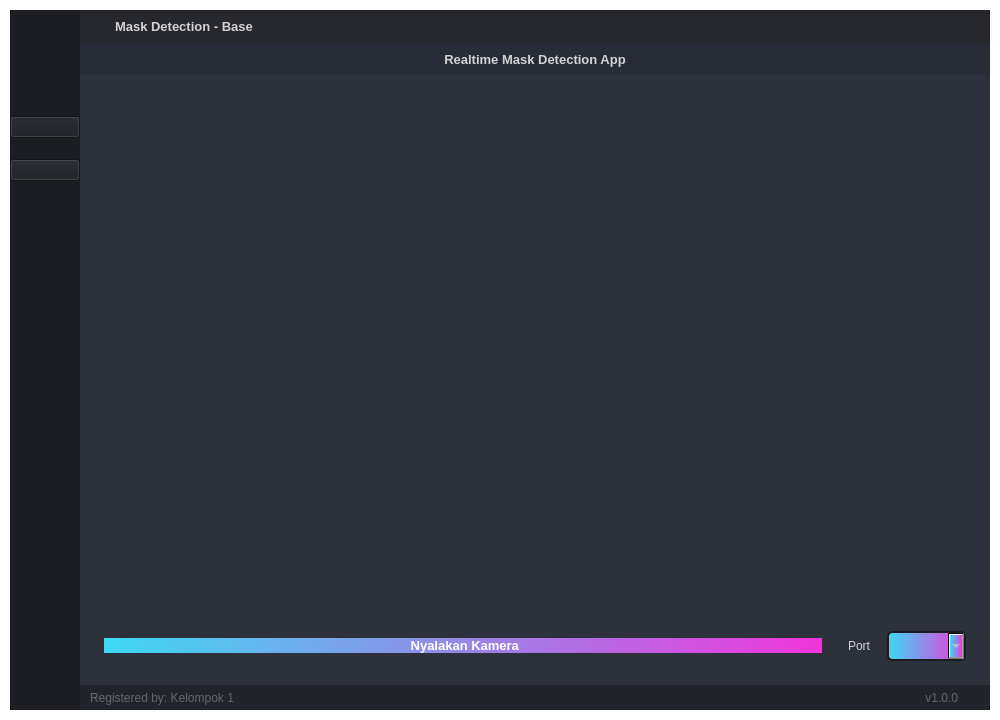
Before: the Qt Designer form new_DL.ui in arve1n/Deep_Learning_Kelompok1, drawn with Qt 5.
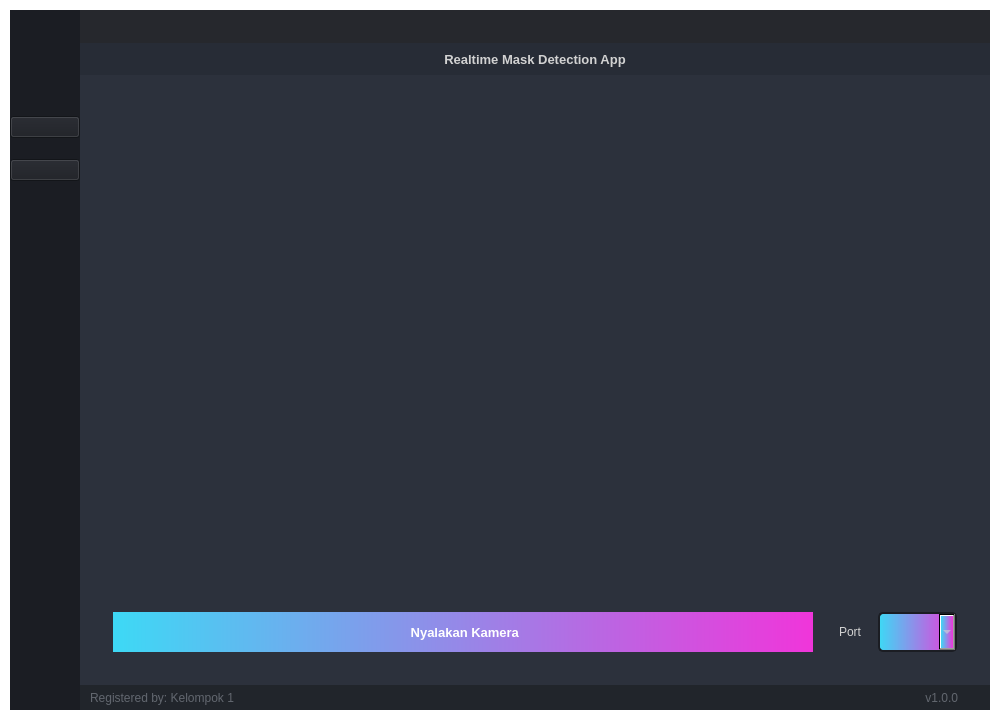
After: the same form once the commit is applied. Icons and pictures are not drawn.

Diff of the .ui file:
```diff
--- a/new_DL.ui
+++ b/new_DL.ui
@@ -988,48 +988,6 @@
                    <property name="bottomMargin">
                     <number>0</number>
                    </property>
-                   <item>
-                    <widget class="QFrame" name="frame_icon_top_bar">
-                     <property name="maximumSize">
-                      <size>
-                       <width>30</width>
-                       <height>30</height>
-                      </size>
-                     </property>
-                     <property name="styleSheet">
-                      <string notr="true">background: transparent;
-background-image: url(:/16x16/icons/16x16/cil-terminal.png);
-background-position: center;
-background-repeat: no-repeat;
-</string>
-                     </property>
-                     <property name="frameShape">
-                      <enum>QFrame::StyledPanel</enum>
-                     </property>
-                     <property name="frameShadow">
-                      <enum>QFrame::Raised</enum>
-                     </property>
-                    </widget>
-                   </item>
-                   <item>
-                    <widget class="QLabel" name="label_title_bar_top">
-                     <property name="font">
-                      <font>
-                       <family>Segoe UI</family>
-                       <pointsize>10</pointsize>
-                       <weight>75</weight>
-                       <bold>true</bold>
-                      </font>
-                     </property>
-                     <property name="styleSheet">
-                      <string notr="true">background: transparent;
-</string>
-                     </property>
-                     <property name="text">
-                      <string>Mask Detection - Base</string>
-                     </property>
-                    </widget>
-                   </item>
                   </layout>
                  </widget>
                 </item>
@@ -1528,6 +1486,12 @@
                    <layout class="QVBoxLayout" name="verticalLayout_11">
                     <item>
                      <widget class="QFrame" name="frame_2">
+                      <property name="sizePolicy">
+                       <sizepolicy hsizetype="Expanding" vsizetype="Expanding">
+                        <horstretch>0</horstretch>
+                        <verstretch>0</verstretch>
+                       </sizepolicy>
+                      </property>
                       <property name="frameShape">
                        <enum>QFrame::StyledPanel</enum>
                       </property>
@@ -1535,7 +1499,35 @@
                        <enum>QFrame::Raised</enum>
                       </property>
                       <layout class="QGridLayout" name="gridLayout_2">
-                       <item row="1" column="0">
+                       <item row="1" column="0" rowspan="2">
+                        <widget class="QFrame" name="verticalFrame">
+                         <property name="sizePolicy">
+                          <sizepolicy hsizetype="Ignored" vsizetype="Ignored">
+                           <horstretch>0</horstretch>
+                           <verstretch>0</verstretch>
+                          </sizepolicy>
+                         </property>
+                         <property name="minimumSize">
+                          <size>
+                           <width>99</width>
+                           <height>99</height>
+                          </size>
+                         </property>
+                         <layout class="QVBoxLayout" name="verticalLayout_7">
+                          <item>
+                           <widget class="QLabel" name="camera_detect">
+                            <property name="sizePolicy">
+                             <sizepolicy hsizetype="Preferred" vsizetype="Expanding">
+                              <horstretch>0</horstretch>
+                              <verstretch>60</verstretch>
+                             </sizepolicy>
+                            </property>
+                            <property name="text">
+                             <string/>
+                            </property>
+                           </widget>
+                          </item>
+                          <item>
                         <layout class="QHBoxLayout" name="horizontalLayout_9">
                          <item>
                           <widget class="QPushButton" name="btn_opencam">
@@ -1545,6 +1537,12 @@
                              <verstretch>0</verstretch>
                             </sizepolicy>
                            </property>
+                              <property name="minimumSize">
+                               <size>
+                                <width>0</width>
+                                <height>40</height>
+                               </size>
+                              </property>
                            <property name="font">
                             <font>
                              <family>Microsoft YaHei UI</family>
@@ -1598,7 +1596,7 @@
                            <property name="sizeHint" stdset="0">
                             <size>
                              <width>20</width>
-                             <height>20</height>
+                                <height>40</height>
                             </size>
                            </property>
                           </spacer>
@@ -1611,6 +1609,12 @@
                              <verstretch>0</verstretch>
                             </sizepolicy>
                            </property>
+                              <property name="minimumSize">
+                               <size>
+                                <width>0</width>
+                                <height>40</height>
+                               </size>
+                              </property>
                            <property name="text">
                             <string>Port</string>
                            </property>
@@ -1627,13 +1631,19 @@
                            <property name="sizeHint" stdset="0">
                             <size>
                              <width>10</width>
-                             <height>20</height>
+                                <height>40</height>
                             </size>
                            </property>
                           </spacer>
                          </item>
                          <item>
                           <widget class="QComboBox" name="port_selector">
+                              <property name="minimumSize">
+                               <size>
+                                <width>0</width>
+                                <height>40</height>
+                               </size>
+                              </property>
                            <property name="styleSheet">
                             <string notr="true">background-color: qlineargradient(spread:pad, x1:0, y1:0, x2:1, y2:0, stop:0 rgb(61, 217, 245), stop:1 rgb(240, 53, 218));</string>
                            </property>
@@ -1647,17 +1657,7 @@
                          </item>
                         </layout>
                        </item>
-                       <item row="0" column="0">
-                        <widget class="QLabel" name="camera_detect">
-                         <property name="sizePolicy">
-                          <sizepolicy hsizetype="Preferred" vsizetype="Expanding">
-                           <horstretch>0</horstretch>
-                           <verstretch>0</verstretch>
-                          </sizepolicy>
-                         </property>
-                         <property name="text">
-                          <string/>
-                         </property>
+                         </layout>
                         </widget>
                        </item>
                       </layout>
```
Left out of the diff: 44 changed lines with no effect on the pictures. Lines whose indentation alone changed are shown as unchanged.
